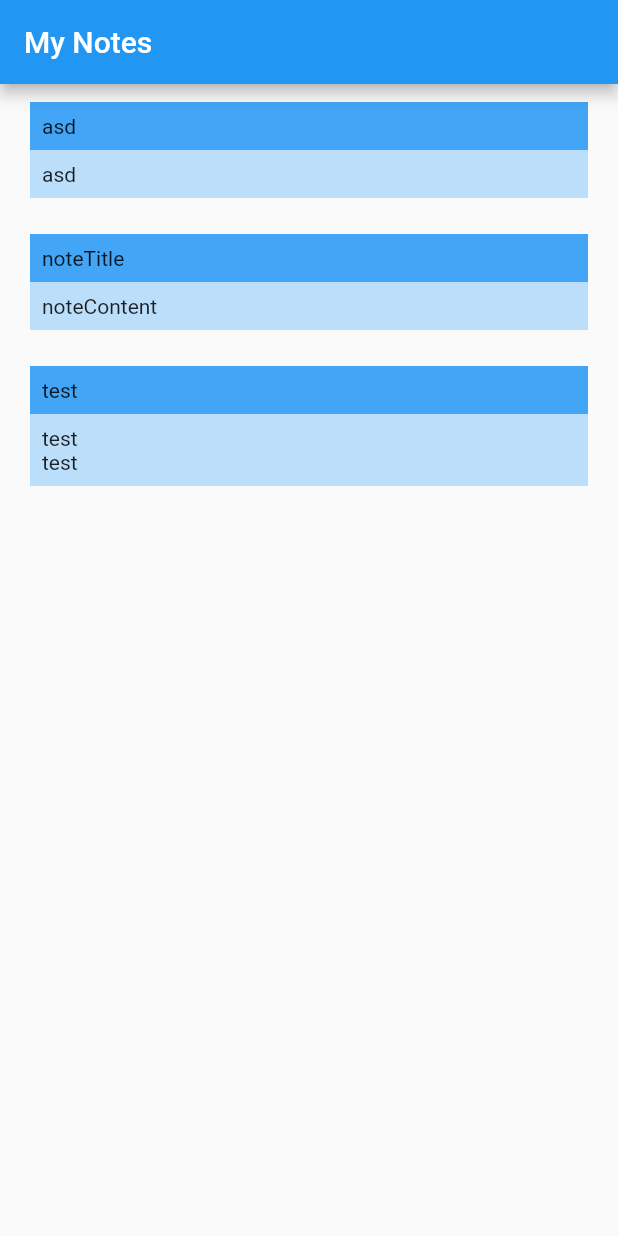
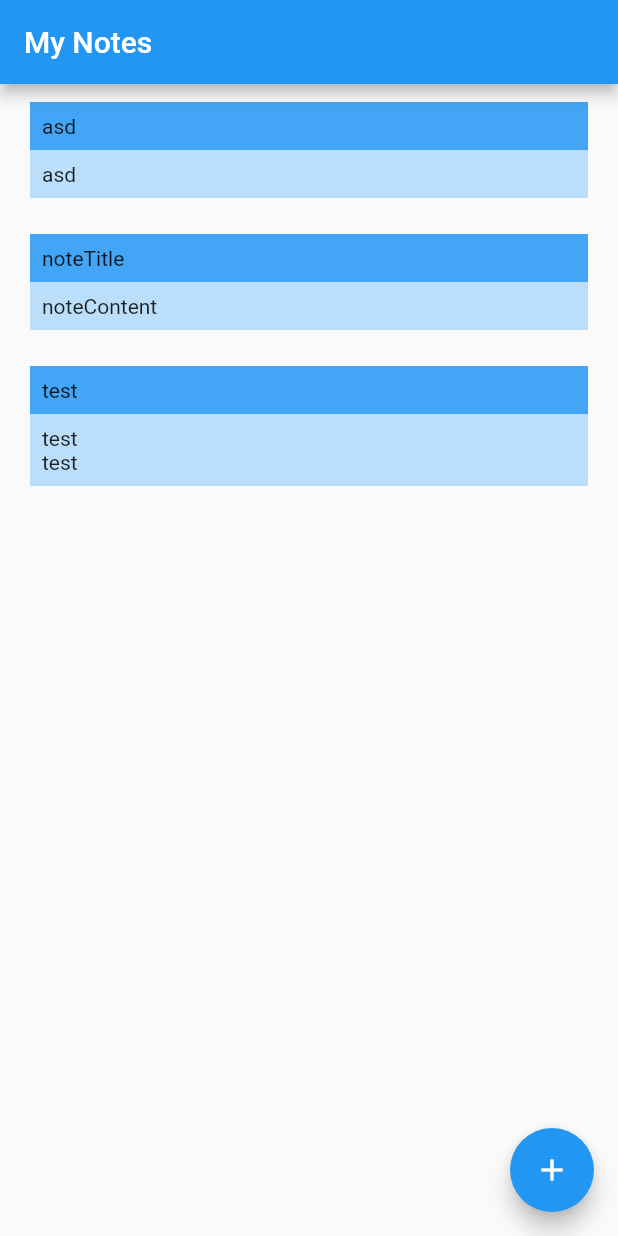
Before and after one commit to doofensmith/task4_flutter, a Flutter app: the screen it shows after launch, on a phone screen of 412 x 824 dp. Run offline on Flutter 3.47's test engine with Material 2 defaults, Android fonts, the phone set to English and light mode, and no system bars.

Commit message:
Tambahan beberapa

```diff
--- a/lib/ui/home_page/home_page.dart
+++ b/lib/ui/home_page/home_page.dart
@@ -15,6 +15,14 @@ class HomePage extends StatelessWidget {
         ),
       ),
       body: HomeContent(),
+      floatingActionButton: FloatingActionButton(
+        onPressed: () {
+          Navigator.pushNamed(context, '/editor');
+        },
+        child: const Icon(
+          Icons.add,
+        ),
+      ),
     );
   }
 }
```
